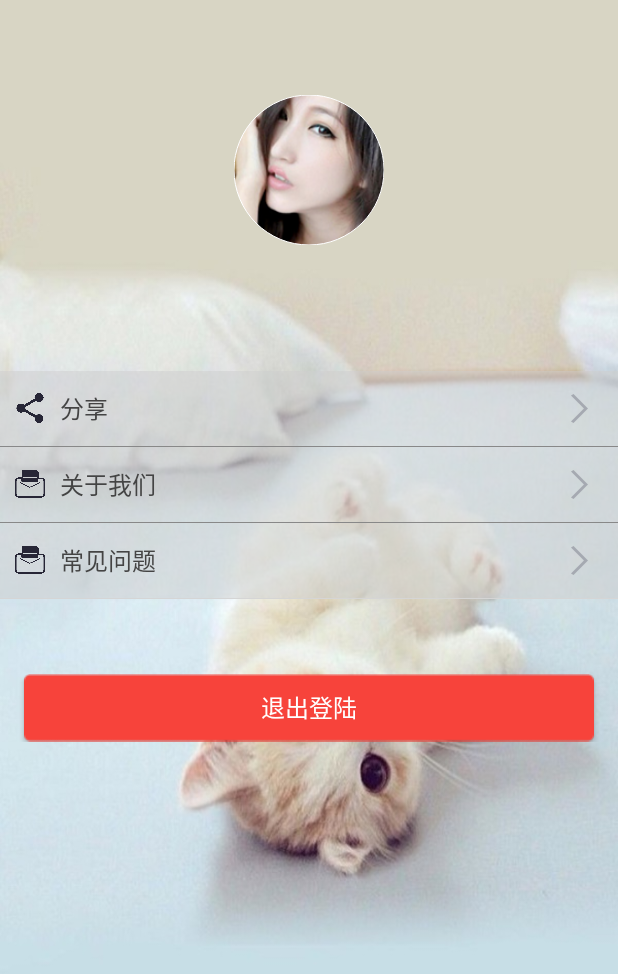
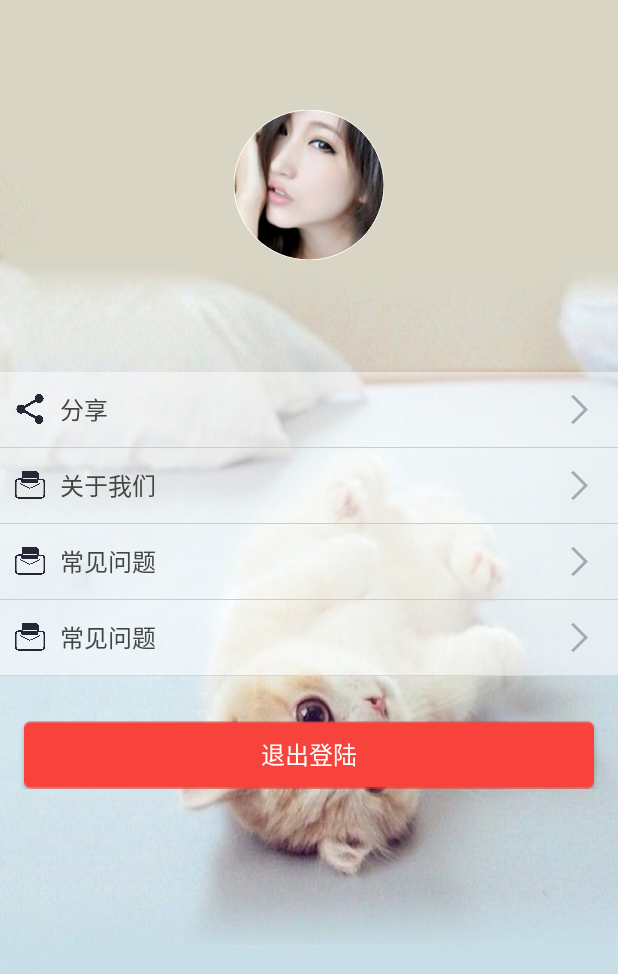
Before and after one commit to wangyuhang0469/iplan, an Android app: the fragment SetFragment shown on its own in the app's theme, on a phone screen of 412 x 824 dp. Shown: the top 974 px of the screen. Run offline under Robolectric (Android 15) with nearby library versions, the phone set to English and light mode, and no system bars; our stand-ins replace ButterKnife, CircleImageView; libraries missing offline, so code that uses them is left out: cn.bmob.newim, cn.bmob.v3, com.orhanobut.logger; 1 statement that could not run was skipped.

Commit message:
用户资料页面开发

```diff
--- a/app/src/main/java/com/example/iplan/ui/UserInfoActivity.java
+++ b/app/src/main/java/com/example/iplan/ui/UserInfoActivity.java
@@ -77,7 +77,7 @@ public class UserInfoActivity extends ParentWithNaviActivity {
         ImageLoaderFactory.getLoader().loadAvator(iv_avator, user.getAvatar(), R.mipmap.head);
         tv_name.setText(user.getUsername());
 
-    //设置图片透明度
+        //设置图片透明度
         View v = findViewById(R.id.bg_new_friend1);//找到你要设透明背景的layout 的id
         v.getBackground().setAlpha(180);//0~255透明度值
     }
--- a/app/src/main/res/layout/fragment_set.xml
+++ b/app/src/main/res/layout/fragment_set.xml
@@ -35,11 +35,10 @@
             <com.example.iplan.ui.CircleImageView
                 android:id="@+id/iv_avator"
                 android:layout_alignParentRight="true"
-                android:layout_marginTop="30dp"
+                android:layout_marginTop="35dp"
                 android:layout_width="100dp"
                 android:layout_height="100dp"
-
-                android:layout_marginBottom="30dp"
+                android:layout_marginBottom="25dp"
                 android:src="@mipmap/head" />
 
         </LinearLayout>
@@ -67,7 +66,7 @@
         android:layout_height="wrap_content"
         android:orientation="vertical"
         android:layout_marginTop="20dp"
-        android:background="#7fcccccc"
+        android:background="#7fffffff"
         >
 
         //分享
@@ -108,7 +107,7 @@
     <View
         android:layout_width="match_parent"
         android:layout_height="@dimen/height_2"
-        android:background="#888888" >
+        style="@style/my_view">
     </View>
 
     <RelativeLayout
@@ -149,7 +148,7 @@
     <View
         android:layout_width="match_parent"
         android:layout_height="@dimen/height_2"
-        android:background="#888888" >
+        style="@style/my_view">
     </View>
         //常见问题
     <RelativeLayout
@@ -189,9 +188,49 @@
     <View
         android:layout_width="match_parent"
         android:layout_height="@dimen/height_2"
-        android:background="@drawable/base_horizontal_line" >
+        style="@style/my_view" >
     </View>
 
+        //常见问题///
+        <RelativeLayout
+            android:id="@+id/layout_pro"
+            android:layout_width="match_parent"
+            android:layout_height="wrap_content"
+            android:background="@drawable/btn_selector"
+            android:minHeight="50dp"
+            android:padding="10dp" >
+
+            <ImageView
+                android:id="@+id/inf"
+                android:layout_alignParentLeft="true"
+                android:layout_centerVertical="true"
+                android:layout_width="20dp"
+                android:layout_height="20dp"
+                android:src="@drawable/infoback"/>
+
+            <TextView
+                style="@style/style_text_black"
+                android:layout_toRightOf="@+id/inf"
+                android:paddingLeft="10dp"
+                android:layout_centerVertical="true"
+                android:text="@string/set_problems"
+                android:textColor="#444444"/>
+
+            <TextView
+                android:id="@+id/tv_set_pr"
+                style="@style/style_text_black"
+                android:layout_alignParentRight="true"
+                android:layout_centerVertical="true"
+                android:layout_marginRight="10dp"
+                android:drawablePadding="10dp"
+                android:drawableRight="@mipmap/register_bottom_arrow" />
+        </RelativeLayout>
+
+        <View
+            android:layout_width="match_parent"
+            android:layout_height="@dimen/height_2"
+            android:background="@drawable/base_horizontal_line" >
+        </View>
 
 
     <RelativeLayout
@@ -366,7 +405,7 @@
         android:layout_height="45dp"
         android:layout_marginLeft="@dimen/activity_vertical_margin"
         android:layout_marginRight="@dimen/activity_vertical_margin"
-        android:layout_marginTop="50dp"
+        android:layout_marginTop="30dp"
         android:text="@string/logout" />
 
         </LinearLayout>
--- a/app/src/main/res/values/styles.xml
+++ b/app/src/main/res/values/styles.xml
@@ -69,6 +69,10 @@
         <item name="android:textColor">@color/color_1e1e1e</item>
     </style>
 
+    <style name="my_view">
+        <item name="android:background">#cccccc</item>
+    </style>
+
 
     <style name="chat_content_date_style">
         <item name="android:minHeight">50dp</item>
```
Also changed, not shown: app/src/main/java/com/example/iplan/ui/UserInfoChange.java (+23 -35 lines), app/src/main/res/layout/activity_user_info.xml (+19 -9 lines), app/src/main/res/layout/activity_user_info_change.xml (+12 -8 lines).
